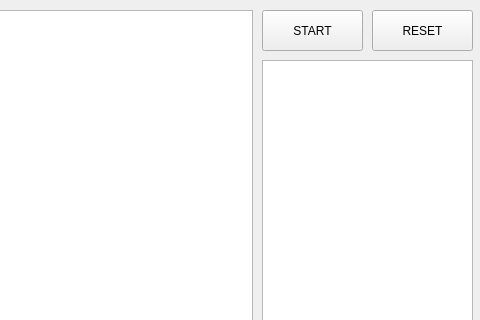
Qt form main_window.ui (Lowflyscoot/text_optimizer) before a commit; both pictures show x 328 to 808 and y 0 to 320 of the 808 by 750 pixel window.
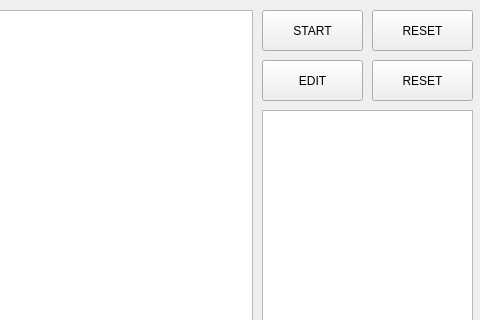
The same form after that commit.

Commit message: Добавленна возможность редактировать требуемые ключевики в процессе, сделана возможность нормально писать ключевики из нескольких слов без подчёркиваний

The edit to the form file:
```diff
--- a/main_window.ui
+++ b/main_window.ui
@@ -54,12 +54,38 @@
     <property name="geometry">
      <rect>
       <x>590</x>
-      <y>60</y>
+      <y>110</y>
       <width>211</width>
-      <height>641</height>
+      <height>591</height>
      </rect>
     </property>
    </widget>
+   <widget class="QPushButton" name="editButton">
+    <property name="geometry">
+     <rect>
+      <x>590</x>
+      <y>60</y>
+      <width>101</width>
+      <height>41</height>
+     </rect>
+    </property>
+    <property name="text">
+     <string>EDIT</string>
+    </property>
+   </widget>
+   <widget class="QPushButton" name="resetButton_2">
+    <property name="geometry">
+     <rect>
+      <x>700</x>
+      <y>60</y>
+      <width>101</width>
+      <height>41</height>
+     </rect>
+    </property>
+    <property name="text">
+     <string>RESET</string>
+    </property>
+   </widget>
   </widget>
   <widget class="QMenuBar" name="menubar">
    <property name="geometry">
```
The commit also changes 1 other file.
